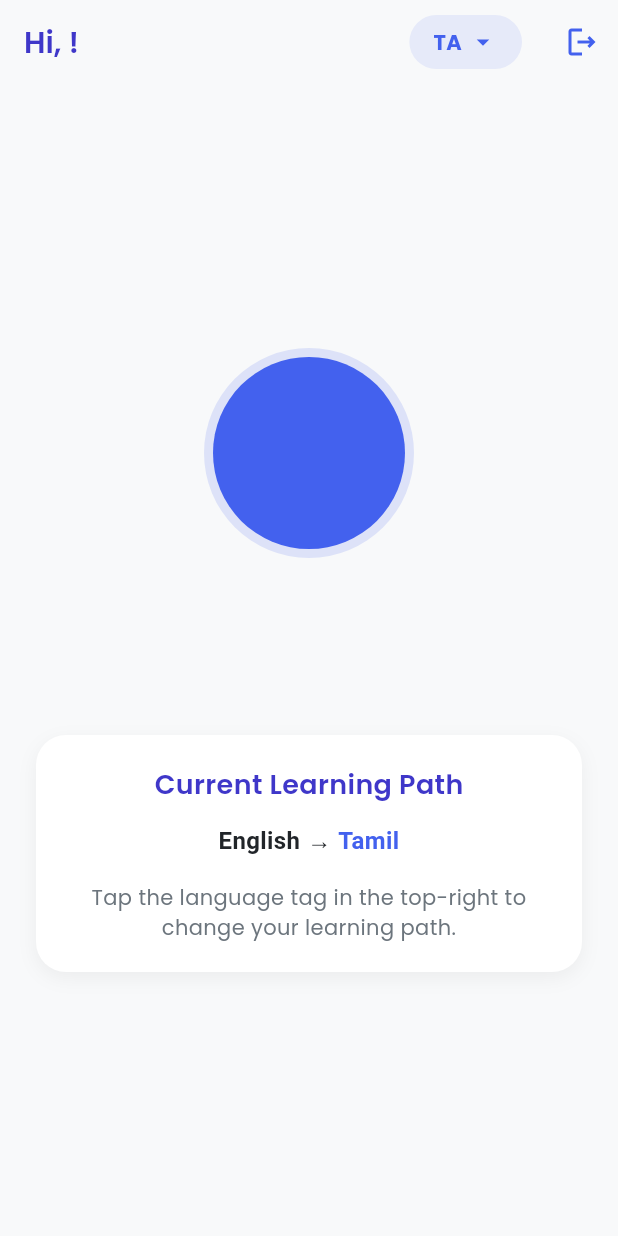
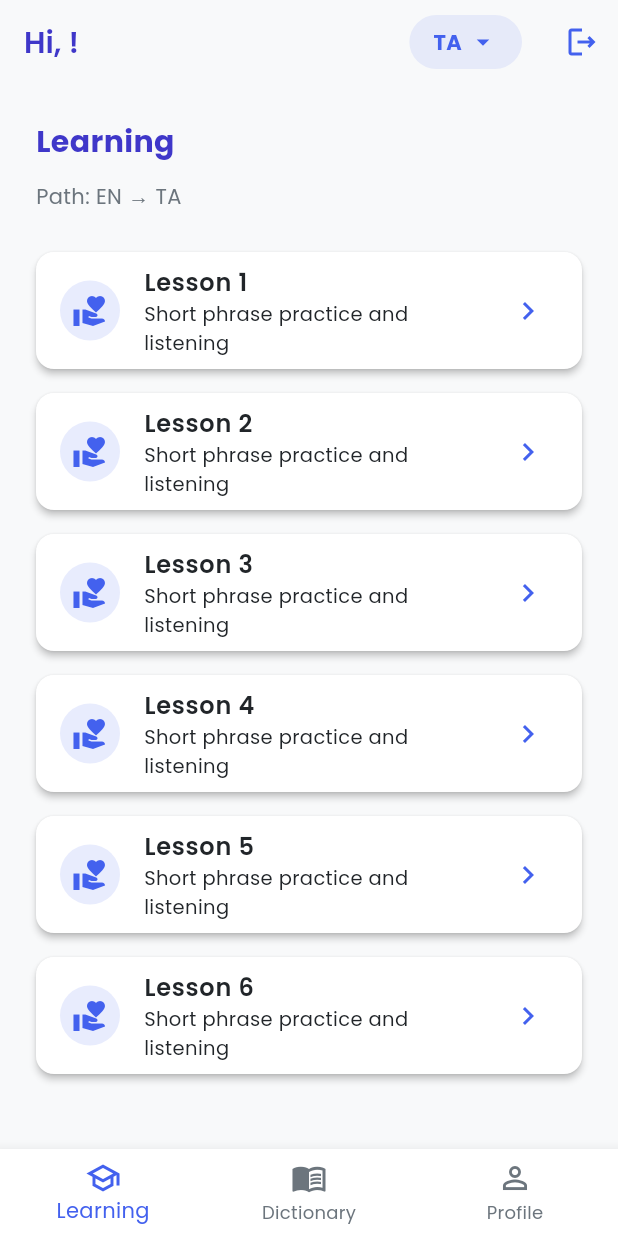
Before and after one commit to SatyajitPaul/talka, a Flutter app: the HomeScreen screen opened directly, on a phone screen of 412 x 824 dp. Run offline on Flutter 3.47's test engine with Material 3 defaults, Android fonts, the phone set to English and light mode, and no system bars; our stand-ins replace cached_network_image, firebase_auth, firebase_core, google_fonts, google_sign_in, shared_preferences; accounts and stored records are empty.

Commit message:
HomeScreen

```diff
--- a/lib/screens/home_screen.dart
+++ b/lib/screens/home_screen.dart
@@ -5,6 +5,10 @@ import 'package:flutter/material.dart';
 import 'package:google_sign_in/google_sign_in.dart';
 import 'package:shared_preferences/shared_preferences.dart';
 import 'package:google_fonts/google_fonts.dart';
+import 'onboarding_screen.dart';
+import 'learning_screen.dart';
+import 'dictionary_screen.dart';
+import 'profile_screen.dart';
 
 // Language options (you can expand this list)
 const Map<String, String> languageOptions = {
@@ -27,6 +31,7 @@ class _HomeScreenState extends State<HomeScreen> {
   late String nativeLangCode = 'en';
   late String targetLangCode = 'ta';
   bool _isLoading = true;
+  int _currentIndex = 0;
 
   @override
   void initState() {
@@ -40,8 +45,12 @@ class _HomeScreenState extends State<HomeScreen> {
     final savedTarget = prefs.getString('target_language') ?? 'ta';
 
     // Validate against known languages
-    nativeLangCode = languageOptions.containsKey(savedNative) ? savedNative : 'en';
-    targetLangCode = languageOptions.containsKey(savedTarget) ? savedTarget : 'ta';
+    nativeLangCode = languageOptions.containsKey(savedNative)
+        ? savedNative
+        : 'en';
+    targetLangCode = languageOptions.containsKey(savedTarget)
+        ? savedTarget
+        : 'ta';
 
     if (mounted) {
       setState(() {
@@ -63,19 +72,41 @@ class _HomeScreenState extends State<HomeScreen> {
   }
 
   void _logout(BuildContext context) async {
+    if (!mounted) return;
+    setState(() {
+      _isLoading = true;
+    });
+
+    try {
       await GoogleSignIn().signOut();
       await FirebaseAuth.instance.signOut();
       if (!context.mounted) return;
-    Navigator.of(context).pushNamedAndRemoveUntil('/splash', (route) => false);
+      ScaffoldMessenger.of(
+        context,
+      ).showSnackBar(const SnackBar(content: Text('Signed out successfully')));
+      Navigator.of(context).pushAndRemoveUntil(
+        MaterialPageRoute(builder: (_) => const OnboardingScreen()),
+        (route) => false,
+      );
+    } catch (e) {
+      if (!context.mounted) return;
+      ScaffoldMessenger.of(
+        context,
+      ).showSnackBar(SnackBar(content: Text('Sign out failed: $e')));
+    } finally {
+      if (mounted) {
+        setState(() {
+          _isLoading = false;
+        });
+      }
+    }
   }
 
   void _showLanguageSelector() {
     showModalBottomSheet(
       context: context,
       isScrollControlled: true,
-      shape: RoundedRectangleBorder(
-        borderRadius: BorderRadius.circular(20),
-      ),
+      shape: RoundedRectangleBorder(borderRadius: BorderRadius.circular(20)),
       backgroundColor: Theme.of(context).colorScheme.background,
       builder: (context) {
         String selectedNative = nativeLangCode;
@@ -102,19 +133,16 @@ class _HomeScreenState extends State<HomeScreen> {
               const SizedBox(height: 8),
               Text(
                 'Select your native language and the language you want to learn.',
-                style: TextStyle(
-                  color: const Color(0xFF6c757d),
-                  fontSize: 14,
-                ),
+                style: TextStyle(color: const Color(0xFF6c757d), fontSize: 14),
               ),
               const SizedBox(height: 24),
 
               // Native Language Dropdown
               Text(
                 'I speak:',
-                style: Theme.of(context).textTheme.titleMedium?.copyWith(
-                      fontWeight: FontWeight.w600,
-                    ),
+                style: Theme.of(
+                  context,
+                ).textTheme.titleMedium?.copyWith(fontWeight: FontWeight.w600),
               ),
               const SizedBox(height: 8),
               DropdownButtonFormField<String>(
@@ -128,10 +156,7 @@ class _HomeScreenState extends State<HomeScreen> {
                   ),
                 ),
                 items: languageOptions.entries.map((e) {
-                  return DropdownMenuItem(
-                    value: e.key,
-                    child: Text(e.value),
-                  );
+                  return DropdownMenuItem(value: e.key, child: Text(e.value));
                 }).toList(),
                 onChanged: (value) {
                   if (value != null) {
@@ -145,9 +170,9 @@ class _HomeScreenState extends State<HomeScreen> {
               // Target Language Dropdown
               Text(
                 'I want to learn:',
-                style: Theme.of(context).textTheme.titleMedium?.copyWith(
-                      fontWeight: FontWeight.w600,
-                    ),
+                style: Theme.of(
+                  context,
+                ).textTheme.titleMedium?.copyWith(fontWeight: FontWeight.w600),
               ),
               const SizedBox(height: 8),
               DropdownButtonFormField<String>(
@@ -161,10 +186,7 @@ class _HomeScreenState extends State<HomeScreen> {
                   ),
                 ),
                 items: languageOptions.entries.map((e) {
-                  return DropdownMenuItem(
-                    value: e.key,
-                    child: Text(e.value),
-                  );
+                  return DropdownMenuItem(value: e.key, child: Text(e.value));
                 }).toList(),
                 onChanged: (value) {
                   if (value != null) {
@@ -182,7 +204,9 @@ class _HomeScreenState extends State<HomeScreen> {
                   onPressed: () {
                     if (selectedNative == selectedTarget) {
                       ScaffoldMessenger.of(context).showSnackBar(
-                        const SnackBar(content: Text('Languages must be different!')),
+                        const SnackBar(
+                          content: Text('Languages must be different!'),
+                        ),
                       );
                       return;
                     }
@@ -211,7 +235,6 @@ class _HomeScreenState extends State<HomeScreen> {
     final user = FirebaseAuth.instance.currentUser!;
     final nativeLang = languageOptions[nativeLangCode] ?? 'English';
     final targetLang = languageOptions[targetLangCode] ?? 'Tamil';
-    final appBarTitle = 'Learning $targetLang with $nativeLang';
 
     return Scaffold(
       backgroundColor: Theme.of(context).colorScheme.background,
@@ -267,115 +290,45 @@ class _HomeScreenState extends State<HomeScreen> {
       ),
       body: _isLoading
           ? const Center(child: CircularProgressIndicator())
-          : Padding(
-              padding: const EdgeInsets.all(24.0),
-              child: Column(
-                mainAxisAlignment: MainAxisAlignment.center,
+          : IndexedStack(
+              index: _currentIndex,
               children: [
-                  // Profile Image with glow
-                  Stack(
-                    children: [
-                      CircleAvatar(
-                        radius: 70,
-                        backgroundColor: const Color(0xFF4361ee).withOpacity(0.15),
-                        child: CircleAvatar(
-                          radius: 64,
-                          backgroundImage: user.photoURL != null
-                              ? CachedNetworkImageProvider(user.photoURL!)
-                              : null,
-                          child: user.photoURL == null
-                              ? Icon(
-                                  Icons.person,
-                                  size: 60,
-                                  color: const Color(0xFF4361ee),
-                                )
-                              : null,
+                LearningScreen(
+                  nativeLangCode: nativeLangCode,
+                  targetLangCode: targetLangCode,
                 ),
+                DictionaryScreen(
+                  nativeLangCode: nativeLangCode,
+                  targetLangCode: targetLangCode,
+                ),
+                ProfileScreen(user: user),
+              ],
+            ),
+      bottomNavigationBar: BottomNavigationBar(
+        currentIndex: _currentIndex,
+        onTap: (idx) {
+          if (!mounted) return;
+          setState(() {
+            _currentIndex = idx;
+          });
+        },
+        selectedItemColor: const Color(0xFF4361ee),
+        unselectedItemColor: const Color(0xFF6c757d),
+        showUnselectedLabels: true,
+        items: const [
+          BottomNavigationBarItem(
+            icon: Icon(Icons.school_outlined),
+            label: 'Learning',
+          ),
+          BottomNavigationBarItem(
+            icon: Icon(Icons.menu_book_outlined),
+            label: 'Dictionary',
+          ),
+          BottomNavigationBarItem(
+            icon: Icon(Icons.person_outline),
+            label: 'Profile',
           ),
         ],
-                  ),
-                  const SizedBox(height: 24),
-                  Text(
-                    user.displayName ?? 'Language Learner',
-                    style: GoogleFonts.poppins(
-                      fontSize: 22,
-                      fontWeight: FontWeight.bold,
-                      color: const Color(0xFF212529),
-                    ),
-                    textAlign: TextAlign.center,
-                  ),
-                  const SizedBox(height: 8),
-                  Text(
-                    user.email ?? '',
-                    style: GoogleFonts.poppins(
-                      fontSize: 16,
-                      color: const Color(0xFF6c757d),
-                    ),
-                  ),
-                  const SizedBox(height: 32),
-
-                  // Language Card
-                  Container(
-                    padding: const EdgeInsets.all(20),
-                    decoration: BoxDecoration(
-                      color: Colors.white,
-                      borderRadius: BorderRadius.circular(20),
-                      boxShadow: [
-                        BoxShadow(
-                          color: Colors.black.withOpacity(0.05),
-                          blurRadius: 10,
-                          offset: const Offset(0, 4),
-                        ),
-                      ],
-                    ),
-                    child: Column(
-                      children: [
-                        Text(
-                          'Current Learning Path',
-                          style: GoogleFonts.poppins(
-                            fontSize: 18,
-                            fontWeight: FontWeight.w600,
-                            color: const Color(0xFF3f37c9),
-                          ),
-                        ),
-                        const SizedBox(height: 12),
-                        Text.rich(
-                          TextSpan(
-                            children: [
-                              TextSpan(
-                                text: nativeLang,
-                                style: const TextStyle(fontWeight: FontWeight.bold),
-                              ),
-                              const TextSpan(text: ' → '),
-                              TextSpan(
-                                text: targetLang,
-                                style: const TextStyle(
-                                  fontWeight: FontWeight.bold,
-                                  color: Color(0xFF4361ee),
-                                ),
-                              ),
-                            ],
-                          ),
-                          textAlign: TextAlign.center,
-                          style: GoogleFonts.poppins(
-                            fontSize: 16,
-                            color: const Color(0xFF212529),
-                          ),
-                        ),
-                        const SizedBox(height: 16),
-                        Text(
-                          'Tap the language tag in the top-right to change your learning path.',
-                          textAlign: TextAlign.center,
-                          style: GoogleFonts.poppins(
-                            fontSize: 14,
-                            color: const Color(0xFF6c757d),
-                          ),
-                        ),
-                      ],
-                    ),
-                  ),
-                ],
-              ),
       ),
     );
   }
--- /dev/null
+++ b/lib/screens/learning_screen.dart
@@ -0,0 +1,81 @@
+// lib/screens/learning_screen.dart
+import 'package:flutter/material.dart';
+import 'package:google_fonts/google_fonts.dart';
+
+class LearningScreen extends StatelessWidget {
+  final String nativeLangCode;
+  final String targetLangCode;
+
+  const LearningScreen({
+    super.key,
+    required this.nativeLangCode,
+    required this.targetLangCode,
+  });
+
+  @override
+  Widget build(BuildContext context) {
+    return Padding(
+      padding: const EdgeInsets.all(24.0),
+      child: Column(
+        crossAxisAlignment: CrossAxisAlignment.start,
+        children: [
+          Text(
+            'Learning',
+            style: GoogleFonts.poppins(
+              fontSize: 20,
+              fontWeight: FontWeight.w700,
+              color: const Color(0xFF3f37c9),
+            ),
+          ),
+          const SizedBox(height: 12),
+          Text(
+            'Path: ${nativeLangCode.toUpperCase()} → ${targetLangCode.toUpperCase()}',
+            style: GoogleFonts.poppins(
+              fontSize: 14,
+              color: const Color(0xFF6c757d),
+            ),
+          ),
+          const SizedBox(height: 18),
+          Expanded(
+            child: ListView.builder(
+              itemCount: 6,
+              itemBuilder: (context, index) {
+                return Card(
+                  elevation: 2,
+                  margin: const EdgeInsets.symmetric(vertical: 8),
+                  shape: RoundedRectangleBorder(
+                    borderRadius: BorderRadius.circular(12),
+                  ),
+                  child: ListTile(
+                    leading: CircleAvatar(
+                      backgroundColor: const Color(
+                        0xFF4361ee,
+                      ).withOpacity(0.12),
+                      child: Icon(
+                        Icons.volunteer_activism,
+                        color: const Color(0xFF4361ee),
+                      ),
+                    ),
+                    title: Text(
+                      'Lesson ${index + 1}',
+                      style: GoogleFonts.poppins(fontWeight: FontWeight.w600),
+                    ),
+                    subtitle: Text(
+                      'Short phrase practice and listening',
+                      style: GoogleFonts.poppins(fontSize: 13),
+                    ),
+                    trailing: Icon(
+                      Icons.chevron_right,
+                      color: const Color(0xFF4361ee),
+                    ),
+                    onTap: () {},
+                  ),
+                );
+              },
+            ),
+          ),
+        ],
+      ),
+    );
+  }
+}
```
Also changed, not shown: lib/screens/dictionary_screen.dart (added, +93 -0 lines), lib/screens/profile_screen.dart (added, +87 -0 lines). Lines whose indentation alone changed are shown as unchanged.
